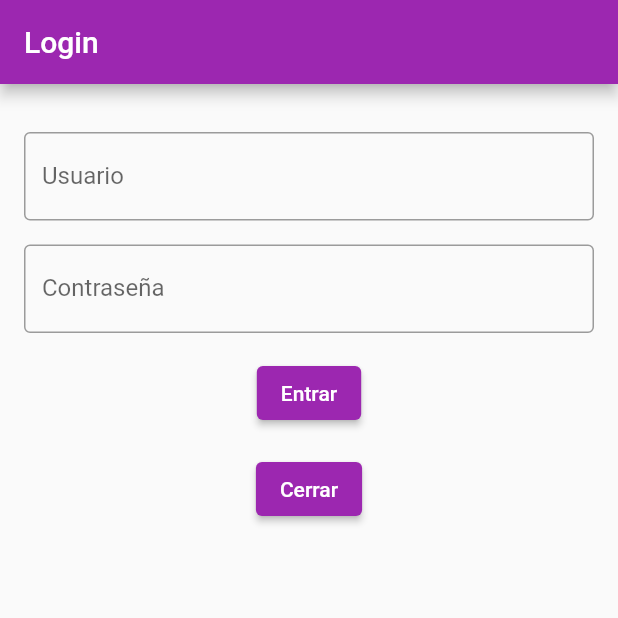
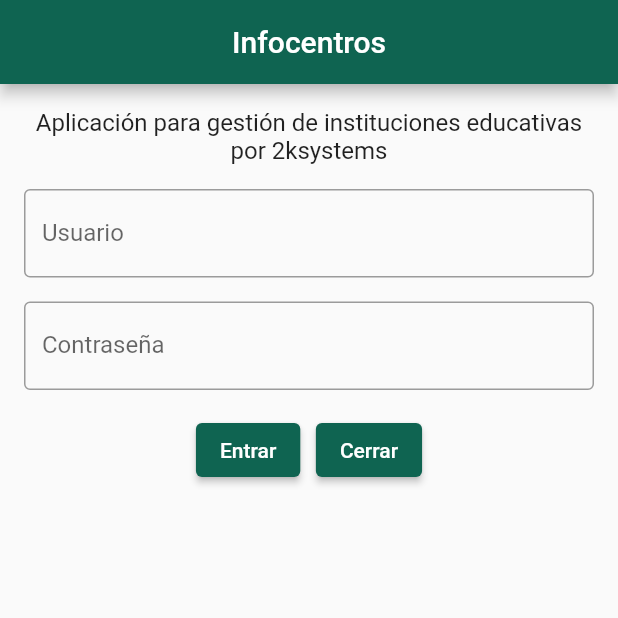
Before and after one commit to abdaleon/insti, a Flutter app: the screen it shows after launch, on a phone screen of 412 x 824 dp, the top half of it. Run offline on Flutter 3.47's test engine with Material 2 defaults, Android fonts, the phone set to English and light mode, and no system bars; our stand-ins replace flutter_secure_storage.

Commit message:
Un montón de cosas

```diff
--- /dev/null
+++ b/lib/classes/cargo.dart
@@ -0,0 +1,37 @@
+class Cargo {
+  int id;
+  String nombre;
+  DateTime created;
+  DateTime modified;
+  int? foreignKey;
+  String model;
+
+  Cargo({
+    required this.id,
+    required this.nombre,
+    required this.created,
+    required this.modified,
+    required this.foreignKey,
+    required this.model,
+  });
+
+  factory Cargo.fromJson(Map<String, dynamic> json) {
+    return Cargo(
+        id: json['id'],
+        nombre: json['nombre'],
+        created: DateTime.parse(json['created']),
+        modified: DateTime.parse(json['modified']),
+        foreignKey: json['foreign_key'] ?? 0,
+        model: json['model'] ?? ""
+    );
+  }
+
+  Map<String, dynamic> toJson() => {
+    'id': id,
+    'nombre': nombre,
+    'created': created.toIso8601String(),
+    'modified': modified.toIso8601String(),
+    'foreign_key': foreignKey,
+    'model': model
+  };
+}
--- /dev/null
+++ b/lib/classes/config.dart
@@ -0,0 +1,6 @@
+class Config{
+
+  static String getServerURL(){
+    return "https://demo.backend.v3.dev.infocentros.es/backend/api/v1";
+  }
+}
--- /dev/null
+++ b/lib/classes/loginresponse.dart
@@ -0,0 +1,15 @@
+import 'usuario.dart';
+
+class LoginResponse {
+  final String token;
+  final Usuario usuario;
+
+  LoginResponse({required this.token, required this.usuario});
+
+  factory LoginResponse.fromJson(Map<String, dynamic> json) {
+    return LoginResponse(
+      token: json['token'],
+      usuario: Usuario.fromJson(json['usuario']),
+    );
+  }
+}
--- /dev/null
+++ b/lib/classes/usuario.dart
@@ -0,0 +1,79 @@
+import 'cargo.dart';
+
+class Usuario {
+  int id;
+  String username;
+  String email;
+  String firstName;
+  String lastName;
+  DateTime? activationDate;
+  DateTime? tosDate;
+  bool active;
+  bool isSuperuser;
+  String role;
+  DateTime? created;
+  DateTime? modified;
+  bool isDirectivo;
+  String additionalData;
+  DateTime? lastLogin;
+  String phone;
+  bool notificacionesEmail;
+  bool notificacionesPush;
+  List<Cargo> cargos;
+  List<dynamic> membresias;
+
+  Usuario({
+    required this.id,
+    required this.username,
+    required this.email,
+    required this.firstName,
+    required this.lastName,
+    required this.activationDate,
+    required this.tosDate,
+    required this.active,
+    required this.isSuperuser,
+    required this.role,
+    required this.created,
+    required this.modified,
+    required this.isDirectivo,
+    required this.additionalData,
+    required this.lastLogin,
+    required this.phone,
+    required this.notificacionesEmail,
+    required this.notificacionesPush,
+    required this.cargos,
+    required this.membresias,
+  });
+
+  factory Usuario.fromJson(Map<String, dynamic> json) {
+    List<Cargo> cargos = [];
+    if (json['cargos'] != null) {
+      json['cargos'].forEach((cargo) {
+        cargos.add(Cargo.fromJson(cargo));
+      });
+    }
+
+    return Usuario(
+      id: json['id'],
+      username: json['username'],
+      email: json['email'],
+      firstName: json['first_name'],
+      lastName: json['last_name'],
+      activationDate: (json['activation_date'] != null) ? DateTime.parse(json['activation_date']) : null,
+      tosDate: (json['tosDate'] != null) ? DateTime.parse(json['tosDate']) : null,
+      active: json['active'],
+      isSuperuser: json['is_superuser'],
+      role: json['role'],
+      created: (json['created'] != null) ? DateTime.parse(json['created']) : null,
+      modified: (json['modified'] != null) ? DateTime.parse(json['modified']) : null,
+      isDirectivo: json['is_directivo'],
+      additionalData: json['additional_data'],
+      lastLogin: (json['lastLogin'] != null) ? DateTime.parse(json['lastLogin']) : null,
+      phone: json['phone'],
+      notificacionesEmail: json['notificaciones_email'],
+      notificacionesPush: json['notificaciones_push'],
+      cargos: cargos,
+      membresias: json['membresias'],
+    );
+  }
+}
--- /dev/null
+++ b/lib/login.dart
@@ -0,0 +1,123 @@
+import 'package:flutter/material.dart';
+import 'package:flutter_secure_storage/flutter_secure_storage.dart';
+import 'package:http/http.dart' as http;
+import 'dart:convert';
+import 'package:crypto/crypto.dart';
+import 'package:insti/webconn.dart';
+
+class Login extends StatefulWidget {
+  @override
+  _LoginPageState createState() => _LoginPageState();
+}
+
+class _LoginPageState extends State<Login> {
+  final _formKey = GlobalKey<FormState>();
+  final _storage = FlutterSecureStorage();
+  String _username = '';
+  String _password = '';
+  String _message = '';
+
+  @override
+  void initState() {
+    super.initState();
+    _loadUsername();
+  }
+
+  void _loadUsername() async {
+    String username = await _storage.read(key: 'username') ?? "";
+    setState(() {
+      _username = username;
+    });
+  }
+
+  void _saveUsername(String username) async {
+    await _storage.write(key: 'username', value: username);
+  }
+
+  void _login() async {
+    if (_formKey.currentState!.validate()) {
+
+      _username = "secretariopruebas@test.com";
+      _password = "1";
+
+      WebConn().login(_username, _password);
+
+    }
+  }
+
+  @override
+  Widget build(BuildContext context) {
+    return Scaffold(
+      appBar: AppBar(
+        title: Center(child:Text('Infocentros')),
+      ),
+      body: SingleChildScrollView(
+        child: Form(
+          key: _formKey,
+          child: Padding(
+            padding: EdgeInsets.all(16.0),
+            child: Column(
+              children: [
+                Text("Aplicación para gestión de instituciones educativas por 2ksystems", textAlign: TextAlign.center, style: TextStyle(fontSize: 16.0)),
+                SizedBox(height: 16.0),
+                TextFormField(
+                  decoration: InputDecoration(
+                    labelText: 'Usuario',
+                    border: OutlineInputBorder(),
+                  ),
+                  validator: (value) {
+                    if (value == null || value.isEmpty) {
+                      return 'Por favor introduce un usuario';
+                    }
+                    return null;
+                  },
+                  onChanged: (value) {
+                    _username = value;
+                  },
+                  initialValue: _username,
+                ),
+                SizedBox(height: 16.0),
+                TextFormField(
+                  decoration: InputDecoration(
+                    labelText: 'Contraseña',
+                    border: OutlineInputBorder(),
+                  ),
+                  validator: (value) {
+                    if (value == null || value.isEmpty) {
+                      return 'Por favor introduce una contraseña';
+                    }
+                    return null;
+                  },
+                  onChanged: (value) {
+                    _password = value;
+                  },
+                  obscureText: true,
+                ),
+                SizedBox(height: 16.0),
+                Row(
+                  mainAxisAlignment: MainAxisAlignment.center,
+                  mainAxisSize: MainAxisSize.min,
+                  children: [
+                    ElevatedButton(
+                      onPressed: _login,
+                      child: Text('Entrar'),
+                    ),
+                    Text("   "),
+                    ElevatedButton(
+                      onPressed: () {
+                        Navigator.of(context).pop();
+                      },
+                      child: Text('Cerrar'),
+                    ),
+                  ],
+                ),
+                SizedBox(height: 16.0),
+                Text(_message),
+              ],
+            ),
+          ),
+        ),
+      ),
+    );
+  }
+}
--- a/lib/main.dart
+++ b/lib/main.dart
@@ -1,8 +1,7 @@
 import 'package:flutter/material.dart';
-import 'package:flutter_secure_storage/flutter_secure_storage.dart';
-import 'package:http/http.dart' as http;
-import 'dart:convert';
-import 'package:crypto/crypto.dart';
+import 'package:insti/mycolors.dart';
+
+import 'login.dart';
 
 
 void main() {
@@ -16,148 +15,13 @@ class MyApp extends StatelessWidget {
   @override
   Widget build(BuildContext context) {
     return MaterialApp(
-      title: 'Insti',
+      title: 'Infocentros',
       theme: ThemeData(
-        primarySwatch: Colors.purple,
-        accentColor: Colors.deepPurpleAccent,
-        textTheme: TextTheme(
-          bodyText1: TextStyle(color: Colors.deepPurple),
-          bodyText2: TextStyle(color: Colors.deepPurple),
-          subtitle1: TextStyle(color: Colors.deepPurpleAccent),
-          subtitle2: TextStyle(color: Colors.deepPurpleAccent),
-        ),
+        primarySwatch: MyColors.buildMaterialColor(),
       ),
-      home: LoginPage(),
+      home: Login(),
     );
   }
-}
 
 
-class LoginPage extends StatefulWidget {
-  @override
-  _LoginPageState createState() => _LoginPageState();
 }
-
-class _LoginPageState extends State<LoginPage> {
-  final _formKey = GlobalKey<FormState>();
-  final _storage = FlutterSecureStorage();
-  String _username = '';
-  String _password = '';
-  String _message = '';
-
-  @override
-  void initState() {
-    super.initState();
-    _loadUsername();
-  }
-
-  void _loadUsername() async {
-    String username = await _storage.read(key: 'username') ?? "";
-    setState(() {
-      _username = username;
-    });
-  }
-
-  void _saveUsername(String username) async {
-    await _storage.write(key: 'username', value: username);
-  }
-
-  void _login() async {
-    if (_formKey.currentState!.validate()) {
-
-     // _username = "usuario1";
-      //_password = "clave1";
-
-      String passwordHash = sha256.convert(utf8.encode(_password)).toString();
-
-
-      String apiUrl = 'http://192.168.1.227/login.php';
-      Map<String, String> body = {
-        "usuario": _username,
-        "clave": passwordHash,
-      };
-
-      http.post(Uri.parse(apiUrl), body: body).then((http.Response response) {
-        if (response.statusCode == 200) {
-          _saveUsername(_username);
-          setState(() {
-            _message = 'Usuario autentificado';
-          });
-        } else {
-          setState(() {
-            _message = 'Usuario no encontrado o contraseña no válida. Error: ' + response.statusCode.toString();
-          });
-        }
-      });
-    }
-  }
-
-  @override
-  Widget build(BuildContext context) {
-    return Scaffold(
-      appBar: AppBar(
-        title: Text('Login'),
-      ),
-      body: SingleChildScrollView(
-        child: Form(
-          key: _formKey,
-          child: Padding(
-            padding: EdgeInsets.all(16.0),
-            child: Column(
-              children: [
-                SizedBox(height: 16.0),
-                TextFormField(
-                  decoration: InputDecoration(
-                    labelText: 'Usuario',
-                    border: OutlineInputBorder(),
-                  ),
-                  validator: (value) {
-                    if (value == null || value.isEmpty) {
-                      return 'Por favor introduce un usuario';
-                    }
-                    return null;
-                  },
-                  onChanged: (value) {
-                    _username = value;
-                  },
-                  initialValue: _username,
-                ),
-                SizedBox(height: 16.0),
-                TextFormField(
-                  decoration: InputDecoration(
-                    labelText: 'Contraseña',
-                    border: OutlineInputBorder(),
-                  ),
-                  validator: (value) {
-                    if (value == null || value.isEmpty) {
-                      return 'Por favor introduce una contraseña';
-                    }
-                    return null;
-                  },
-                  onChanged: (value) {
-                    _password = value;
-                  },
-                  obscureText: true,
-                ),
-                SizedBox(height: 16.0),
-                ElevatedButton(
-                  onPressed: _login,
-                  child: Text('Entrar'),
-                ),
-                SizedBox(height: 16.0),
-                ElevatedButton(
-                  onPressed: () {
-                    Navigator.of(context).pop();
-                  },
-                  child: Text('Cerrar'),
-                ),
-                SizedBox(height: 16.0),
-                Text(_message),
-              ],
-            ),
-          ),
-        ),
-      ),
-    );
-  }
-}
--- /dev/null
+++ b/lib/mycolors.dart
@@ -0,0 +1,19 @@
+import 'package:flutter/material.dart';
+
+class MyColors{
+
+   static MaterialColor buildMaterialColor() {
+    return const MaterialColor(0xFF0F6451, {
+      50: Color(0xFFE6F4F3),
+      100: Color(0xFFC0D8D3),
+      200: Color(0xFF98BDBB),
+      300: Color(0xFF70A2A3),
+      400: Color(0xFF548B8E),
+      500: Color(0xFF387478),
+      600: Color(0xFF326C6E),
+      700: Color(0xFF2B6162),
+      800: Color(0xFF245657),
+      900: Color(0xFF1C474B),
+    });
+  }
+}
--- a/pubspec.yaml
+++ b/pubspec.yaml
@@ -37,6 +37,7 @@ dependencies:
   flutter_secure_storage: ^8.0.0
   http: ^0.13.5
   crypto: ^3.0.2
+
 
 dev_dependencies:
   flutter_test:
```
Also changed, not shown: lib/classes/familiaprofesional.dart (added, +40 -0 lines), lib/classes/grupoproyecto.dart (added, +43 -0 lines), lib/classes/iva.dart (added, +35 -0 lines), lib/classes/proveedor.dart (added, +87 -0 lines), lib/webconn.dart (added, +23 -0 lines).
